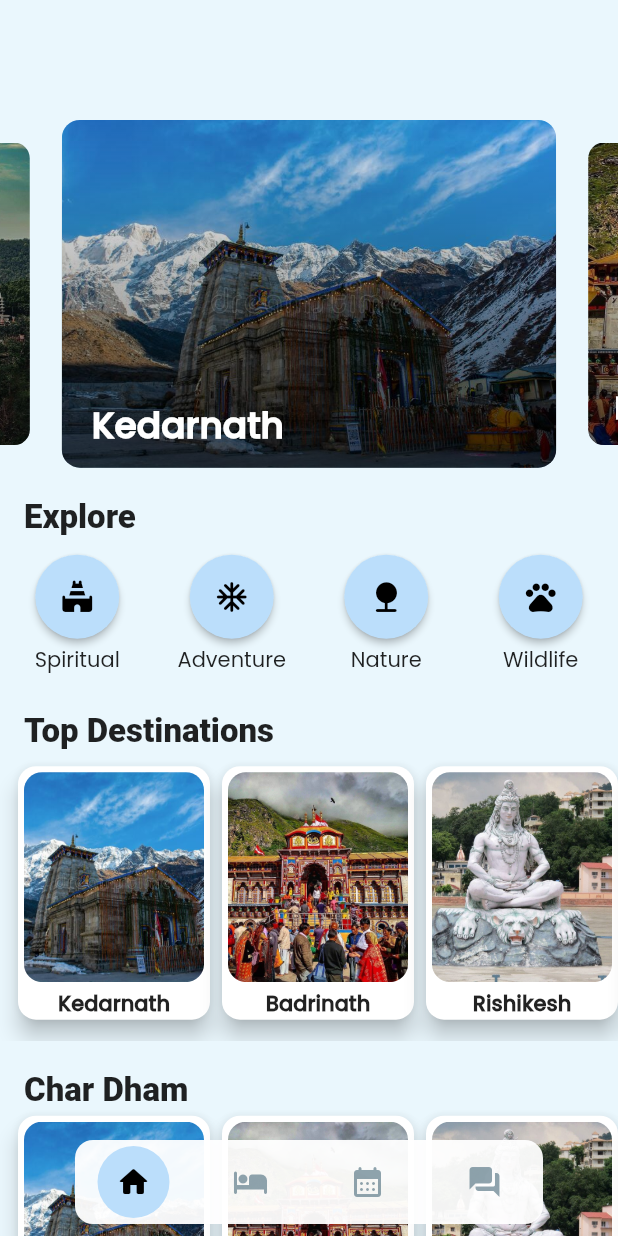
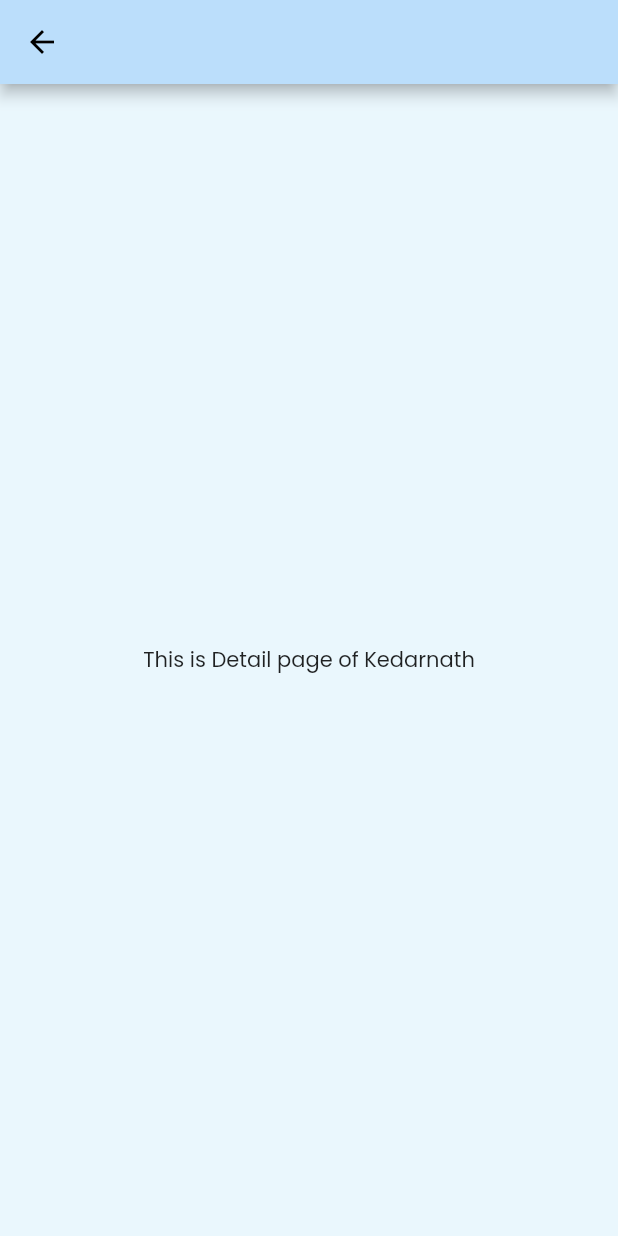
Before and after one commit to Tanay-Dwivedi/e-dhamYatra, a Flutter app: the screen it shows after launch, after a tap on "Kedarnath", on a phone screen of 412 x 824 dp. Run offline on Flutter 3.47's test engine with Material 2 defaults, Android fonts, the phone set to English and light mode, and no system bars; drawn by our look-alikes of carousel_slider, flutter_snake_navigationbar; Roboto replaces fonts that are missing (Poppins-Bold).

Commit message:
Detail page

```diff
--- a/lib/main.dart
+++ b/lib/main.dart
@@ -1,5 +1,3 @@
-import 'dart:ui';
-
 import 'package:e_chardham_yatra/pages/AccomodationPage.dart';
 import 'package:e_chardham_yatra/pages/BlogPage.dart';
 import 'package:e_chardham_yatra/pages/CalendarPage.dart';
@@ -64,12 +62,7 @@ class _BottomNavState extends State<BottomNav> {
       return Stack(
         children: [
           _pages.elementAt(_selectedIndex),
-          Align(
-              alignment: Alignment.bottomCenter,
-              child: Theme(
-                  child: newMethod(width),
-                  data: Theme.of(context)
-                      .copyWith(canvasColor: Colors.transparent)))
+          Align(alignment: Alignment.bottomCenter, child: newMethod(width))
         ],
       );
     }));
@@ -83,7 +76,7 @@ class _BottomNavState extends State<BottomNav> {
           snakeShape: SnakeShape.circle,
           shape: RoundedRectangleBorder(
               borderRadius: BorderRadius.circular(radius)),
-          padding: const EdgeInsets.only(bottom: 8, left: 50, right: 50),
+          padding: const EdgeInsets.only(bottom: 12, left: 50, right: 50),
 
           ///configuration for SnakeNavigationBar.color
           snakeViewColor: Colors.blue[100],
@@ -98,13 +91,13 @@ class _BottomNavState extends State<BottomNav> {
           onTap: _onItemTapped,
           items: const [
             BottomNavigationBarItem(
-                icon: Icon(Icons.home_rounded), label: 'tickets'),
+                icon: Icon(Icons.home_rounded), label: 'Home'),
             BottomNavigationBarItem(
-                icon: Icon(Icons.hotel_rounded), label: 'calendar'),
+                icon: Icon(Icons.hotel_rounded), label: 'Accommodation'),
             BottomNavigationBarItem(
-                icon: Icon(Icons.calendar_month_rounded), label: 'home'),
+                icon: Icon(Icons.calendar_month_rounded), label: 'Calendar'),
             BottomNavigationBarItem(
-                icon: Icon(Icons.forum_rounded), label: 'microphone'),
+                icon: Icon(Icons.forum_rounded), label: 'Blog'),
           ],
         ));
   }
--- /dev/null
+++ b/lib/pages/DetailPage.dart
@@ -0,0 +1,21 @@
+import 'package:flutter/material.dart';
+
+import '../place_data.dart';
+
+class DetailPage extends StatelessWidget {
+  Place place;
+  DetailPage({Key? key, required this.place}) : super(key: key);
+
+  @override
+  Widget build(BuildContext context) {
+    return Scaffold(
+      appBar: AppBar(
+          backgroundColor: Colors.blue[100],
+          leading: IconButton(
+            icon: const Icon(Icons.arrow_back, color: Colors.black),
+            onPressed: () => Navigator.of(context).pop(),
+          )),
+      body: Center(child: Text("This is Detail page of ${place.title}")),
+    );
+  }
+}
--- a/lib/pages/HomePage.dart
+++ b/lib/pages/HomePage.dart
@@ -77,14 +77,21 @@ class _HomePageState extends State<HomePage> {
             padding: const EdgeInsets.only(left: 8, right: 8, bottom: 10),
             scrollDirection: Axis.horizontal,
             child: Row(
-              children: [for (var place in places) destinationCard(place)],
+              children: [
+                for (var place in places) destinationCard(place: place)
+              ],
             )),
         medTitle("Char Dham", 0, 20),
         SingleChildScrollView(
             padding: const EdgeInsets.only(left: 8, right: 8, bottom: 80),
             scrollDirection: Axis.horizontal,
             child: Row(
-              children: [for (var place in places) destinationCard(place)],
+              children: [
+                for (var place in places)
+                  destinationCard(
+                    place: place,
+                  )
+              ],
             )),
       ],
     );
--- a/lib/widget/card.dart
+++ b/lib/widget/card.dart
@@ -1,16 +1,28 @@
+import 'package:e_chardham_yatra/pages/DetailPage.dart';
 import 'package:e_chardham_yatra/pages/HomePage.dart';
 import 'package:e_chardham_yatra/widget/title.dart';
 import 'package:flutter/material.dart';
 import 'package:e_chardham_yatra/place_data.dart';
 
-Card destinationCard(Place place) {
+// ignore: camel_case_types
+class destinationCard extends StatelessWidget {
+  Place place;
+  destinationCard({Key? key, required this.place}) : super(key: key);
+
+  @override
+  Widget build(BuildContext context) {
     return Card(
       elevation: 6,
       color: Colors.white,
       shape: RoundedRectangleBorder(borderRadius: BorderRadius.circular(12)),
       child: InkWell(
           borderRadius: BorderRadius.circular(radius),
-        onTap: () {},
+          onTap: () {
+            Navigator.push(
+                context,
+                MaterialPageRoute(
+                    builder: (context) => DetailPage(place: place)));
+          },
           child: Column(children: [
             Container(
               margin: const EdgeInsets.all(4),
@@ -22,9 +34,11 @@ Card destinationCard(Place place) {
                     place.displayImage,
                     fit: BoxFit.cover,
                   )),
-            decoration: BoxDecoration(borderRadius: BorderRadius.circular(10)),
+              decoration:
+                  BoxDecoration(borderRadius: BorderRadius.circular(10)),
             ),
             smallTitle(place.title)
           ])),
     );
   }
+}
```
Lines whose indentation alone changed are shown as unchanged.
